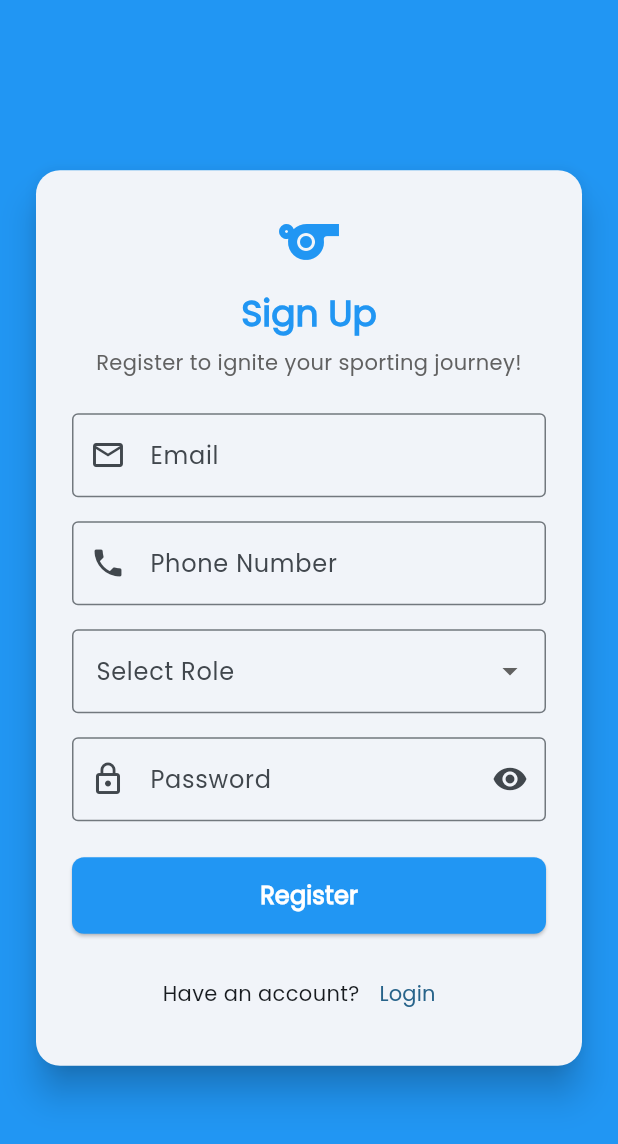
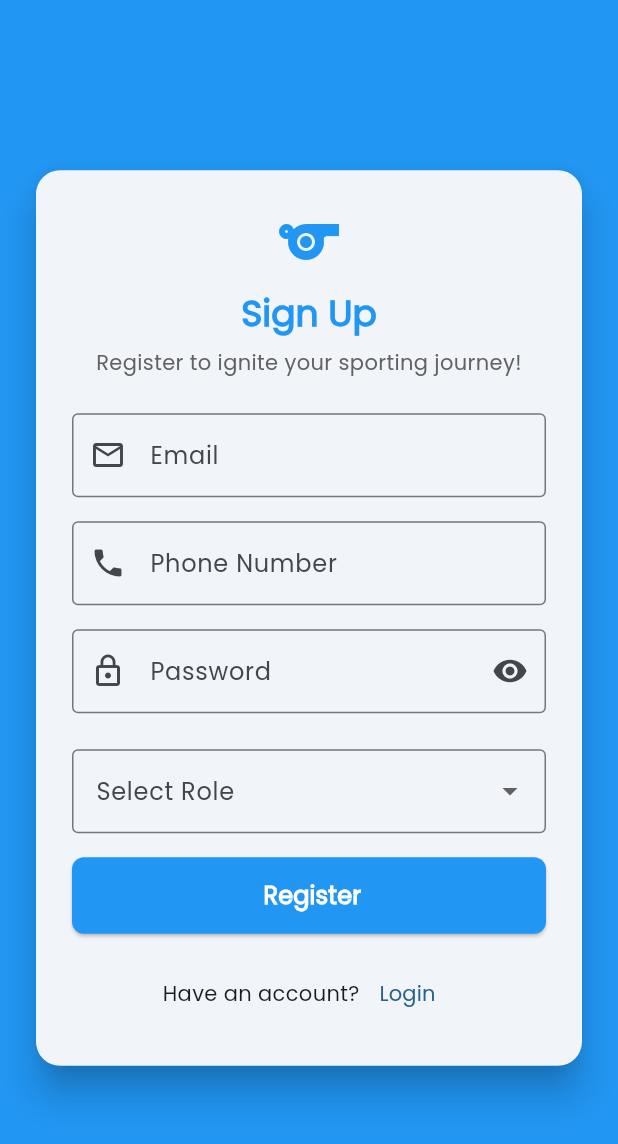
Before and after one commit to lesajayaweera/CCP-final-Assignment, a Flutter app: the screen it shows after launch, after a tap on "Register Now", on a phone screen of 412 x 824 dp. Shown: the top 1144 px of the screen. Run offline on Flutter 3.47's test engine with Material 3 defaults, Android fonts, the phone set to English and light mode, and no system bars; our stand-ins replace firebase_core, image_picker; accounts and stored records are empty.

Commit message:
started to create the Registration form 2

```diff
--- a/lib/main.dart
+++ b/lib/main.dart
@@ -49,7 +49,7 @@ class _MyAppState extends State<MyApp> {
       ),
       home:_isLogin ?
         Scaffold(
-        body: Login(),
+        body: Home(),
       ):Login()
     );
   }
--- a/lib/pages/registration.dart
+++ b/lib/pages/registration.dart
@@ -107,30 +107,7 @@ class _RegistrationState extends State<Registration> {
                     const SizedBox(height: 16),
 
                     // Role Dropdown: Sponsor or Athlete
-                    DropdownButtonFormField<String>(
-                      value: _selectedRole,
-                      decoration: const InputDecoration(
-                        labelText: "Select Role",
-                        border: OutlineInputBorder(),
-                      ),
-                      items: ['Sponsor', 'Athlete']
-                          .map(
-                            (role) => DropdownMenuItem(
-                              value: role,
-                              child: Text(role),
-                            ),
-                          )
-                          .toList(),
-                      onChanged: (value) {
-                        setState(() {
-                          _selectedRole = value;
-                        });
-                      },
-                      validator: (value) =>
-                          value == null ? 'Please select your role' : null,
-                    ),
 
-                    const SizedBox(height: 16),
 
                     // Password Field
                     TextFormField(
@@ -164,6 +141,30 @@ class _RegistrationState extends State<Registration> {
                     ),
 
                     const SizedBox(height: 24),
+                    DropdownButtonFormField<String>(
+                      value: _selectedRole,
+                      decoration: const InputDecoration(
+                        labelText: "Select Role",
+                        border: OutlineInputBorder(),
+                      ),
+                      items: ['Sponsor', 'Athlete']
+                          .map(
+                            (role) => DropdownMenuItem(
+                              value: role,
+                              child: Text(role),
+                            ),
+                          )
+                          .toList(),
+                      onChanged: (value) {
+                        setState(() {
+                          _selectedRole = value;
+                        });
+                      },
+                      validator: (value) =>
+                          value == null ? 'Please select your role' : null,
+                    ),
+                    const SizedBox(height: 16),
+
 
                     // Register Button
                     SizedBox(
@@ -182,8 +183,9 @@ class _RegistrationState extends State<Registration> {
                             // TODO: Add registration logic here
                           }
                         },
-                        child: const Text(
-                          "Register",
+                        child: Text(
+
+                          "${_selectedRole != null ? _selectedRole:""} Register",
                           style: TextStyle(fontSize: 16, fontWeight: FontWeight.bold),
                         ),
                       ),
```
Also changed, not shown: lib/pages/registration_form2.dart (added, +24 -0 lines).
